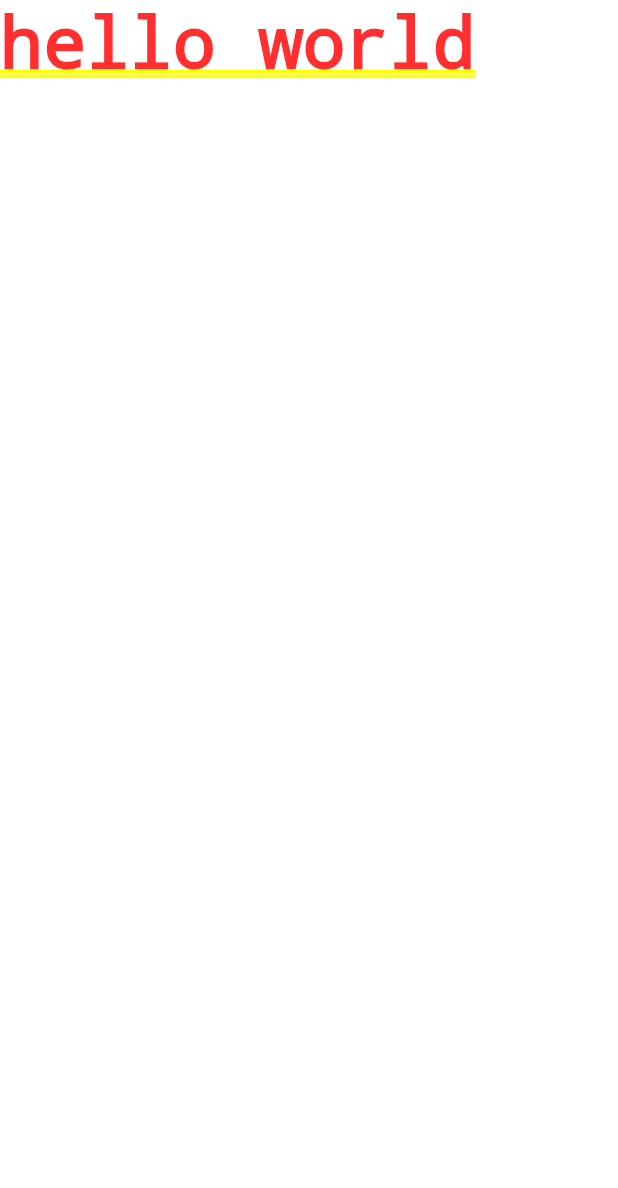
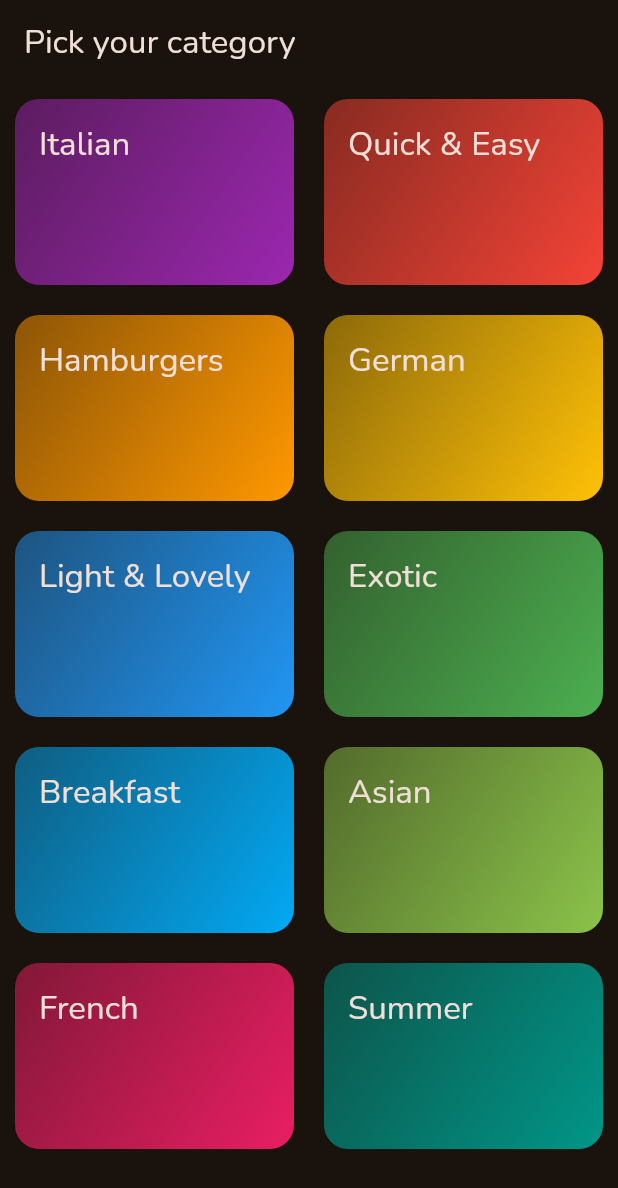
Before and after one commit to mikaelmicheline/meals_app, a Flutter app: the screen it shows after launch, on a phone screen of 412 x 824 dp. Shown: the top 1188 px of the screen. Run offline on Flutter 3.47's test engine with Material 3 defaults, Android fonts, the phone set to English and light mode, and no system bars; our stand-ins replace google_fonts.

Commit message:
add categories screen

```diff
--- a/analysis_options.yaml
+++ b/analysis_options.yaml
@@ -21,8 +21,9 @@ linter:
   # `// ignore_for_file: name_of_lint` syntax on the line or in the file
   # producing the lint.
   rules:
+    prefer_const_constructors: true
+    prefer_const_literals_to_create_immutables: true
     # avoid_print: false  # Uncomment to disable the `avoid_print` rule
     # prefer_single_quotes: true  # Uncomment to enable the `prefer_single_quotes` rule
-
 # Additional information about this file can be found at
 # https://dart.dev/guides/language/analysis-options
--- /dev/null
+++ b/lib/data/dummy_data.dart
@@ -0,0 +1,55 @@
+import 'package:flutter/material.dart';
+import 'package:meals_app/models/category_model.dart';
+
+const availableCategories = [
+  CategoryModel(
+    id: 'c1',
+    title: 'Italian',
+    color: Colors.purple,
+  ),
+  CategoryModel(
+    id: 'c2',
+    title: 'Quick & Easy',
+    color: Colors.red,
+  ),
+  CategoryModel(
+    id: 'c3',
+    title: 'Hamburgers',
+    color: Colors.orange,
+  ),
+  CategoryModel(
+    id: 'c4',
+    title: 'German',
+    color: Colors.amber,
+  ),
+  CategoryModel(
+    id: 'c5',
+    title: 'Light & Lovely',
+    color: Colors.blue,
+  ),
+  CategoryModel(
+    id: 'c6',
+    title: 'Exotic',
+    color: Colors.green,
+  ),
+  CategoryModel(
+    id: 'c7',
+    title: 'Breakfast',
+    color: Colors.lightBlue,
+  ),
+  CategoryModel(
+    id: 'c8',
+    title: 'Asian',
+    color: Colors.lightGreen,
+  ),
+  CategoryModel(
+    id: 'c9',
+    title: 'French',
+    color: Colors.pink,
+  ),
+  CategoryModel(
+    id: 'c10',
+    title: 'Summer',
+    color: Colors.teal,
+  ),
+];
--- a/lib/main.dart
+++ b/lib/main.dart
@@ -1,10 +1,11 @@
 import 'package:flutter/material.dart';
 import 'package:google_fonts/google_fonts.dart';
+import 'package:meals_app/screens/categories_screen/categories_screen.dart';
 
 final theme = ThemeData(
   useMaterial3: true,
   colorScheme: ColorScheme.fromSeed(
-    seedColor: Color.fromARGB(255, 131, 57, 0),
+    seedColor: const Color.fromARGB(255, 131, 57, 0),
     brightness: Brightness.dark,
   ),
   textTheme: GoogleFonts.nunitoTextTheme(),
@@ -21,7 +22,7 @@ class App extends StatelessWidget {
   Widget build(BuildContext context) {
     return MaterialApp(
       theme: theme,
-      home: Text('hello world'),
+      home: const CategoriesScreen(),
     );
   }
 }
--- /dev/null
+++ b/lib/models/category_model.dart
@@ -0,0 +1,13 @@
+import 'package:flutter/material.dart';
+
+class CategoryModel {
+  const CategoryModel({
+    required this.id,
+    required this.title,
+    required this.color,
+  });
+
+  final String id;
+  final String title;
+  final Color color;
+}
--- /dev/null
+++ b/lib/screens/categories_screen/categories_screen.dart
@@ -0,0 +1,29 @@
+import 'package:flutter/material.dart';
+import 'package:meals_app/data/dummy_data.dart';
+import 'package:meals_app/screens/categories_screen/widgets/category_grid_item.dart';
+
+class CategoriesScreen extends StatelessWidget {
+  const CategoriesScreen({super.key});
+
+  @override
+  Widget build(BuildContext context) {
+    return Scaffold(
+      appBar: AppBar(
+        title: const Text("Pick your category"),
+      ),
+      body: GridView(
+        padding: const EdgeInsets.all(10),
+        gridDelegate: const SliverGridDelegateWithFixedCrossAxisCount(
+          crossAxisCount: 2,
+          childAspectRatio: 3 / 2,
+          crossAxisSpacing: 20,
+          mainAxisSpacing: 20,
+        ),
+        children: [
+          for (final category in availableCategories)
+            CategoryGridItem(category: category)
+        ],
+      ),
+    );
+  }
+}
--- /dev/null
+++ b/lib/screens/categories_screen/widgets/category_grid_item.dart
@@ -0,0 +1,37 @@
+import 'package:flutter/material.dart';
+import 'package:meals_app/models/category_model.dart';
+
+class CategoryGridItem extends StatelessWidget {
+  const CategoryGridItem({super.key, required this.category});
+
+  final CategoryModel category;
+
+  @override
+  Widget build(BuildContext context) {
+    return InkWell(
+      onTap: () {},
+      splashColor: Theme.of(context).primaryColor,
+      borderRadius: BorderRadius.circular(16),
+      child: Container(
+        padding: const EdgeInsets.all(16),
+        decoration: BoxDecoration(
+          gradient: LinearGradient(
+            colors: [
+              category.color.withValues(alpha: 0.5),
+              category.color,
+            ],
+            begin: Alignment.topLeft,
+            end: Alignment.bottomRight,
+          ),
+          borderRadius: BorderRadius.circular(16),
+        ),
+        child: Text(
+          category.title,
+          style: Theme.of(context).textTheme.titleLarge!.copyWith(
+                color: Theme.of(context).colorScheme.onSurface,
+              ),
+        ),
+      ),
+    );
+  }
+}
```
Also changed, not shown: 1 other file.
